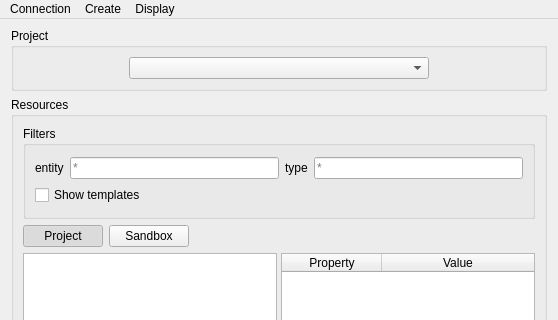
dddjef/pulse, file gui/main_window.ui: the form before one commit; both pictures show x 0 to 558 and y 0 to 320 of the 558 by 779 pixel window.
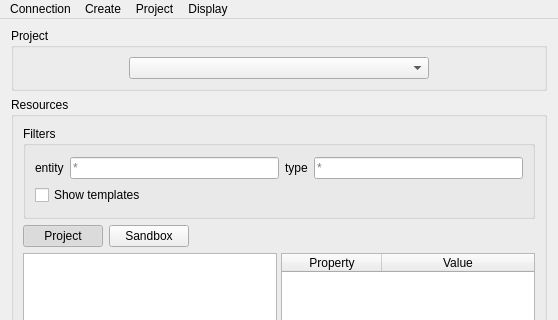
The form after the commit.

Commit message: added a basic purge product dialog

```diff
--- a/gui/main_window.ui
+++ b/gui/main_window.ui
@@ -338,8 +338,15 @@
     <addaction name="properties_action"/>
     <addaction name="filters_action"/>
    </widget>
+   <widget class="QMenu" name="menuProject_2">
+    <property name="title">
+     <string>Project</string>
+    </property>
+    <addaction name="purgeProducts_action"/>
+   </widget>
    <addaction name="menuConnection"/>
    <addaction name="menuProject"/>
+   <addaction name="menuProject_2"/>
    <addaction name="menuDisplay"/>
   </widget>
   <widget class="QStatusBar" name="statusbar"/>
```
Left out of the diff: 5 changed lines with no effect on the pictures. The commit also changes 2 other files.
